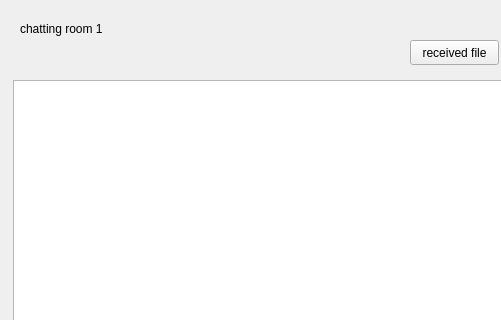
Above: Client/mainwindow.ui from MPSong/hellogit before the change; both pictures show x 0 to 501 and y 0 to 320 of the 842 by 503 pixel window. Below: the same form after it.
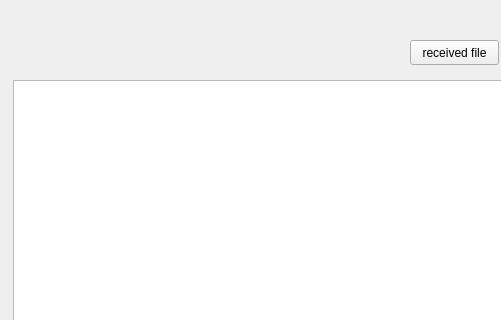
That is the form after the change.

Diff of the .ui file:
```diff
--- a/Client/mainwindow.ui
+++ b/Client/mainwindow.ui
@@ -508,12 +508,12 @@
        <rect>
         <x>20</x>
         <y>20</y>
-        <width>121</width>
+        <width>341</width>
         <height>17</height>
        </rect>
       </property>
       <property name="text">
-       <string>chatting room 1</string>
+       <string/>
       </property>
      </widget>
     </widget>
```
Left out of the diff: 4 changed lines with no effect on the pictures.
